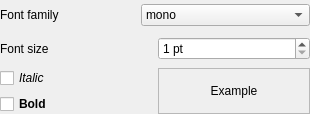
First picture: the form in resources/ui/widgets/font_widget.ui, repository open-cogsci/OpenSesame, before the edit.
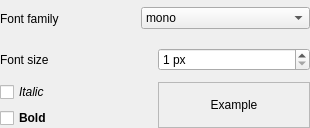
Second picture: the form after the edit.

Commit message: Use px (instead pt) as font-size units in GUI - Insofar as this is clearly specified, this matches the runtime behavior - Closes #332

```diff
--- a/resources/ui/widgets/font_widget.ui
+++ b/resources/ui/widgets/font_widget.ui
@@ -7,7 +7,7 @@
     <x>0</x>
     <y>0</y>
     <width>310</width>
-    <height>114</height>
+    <height>128</height>
    </rect>
   </property>
   <property name="windowTitle">
@@ -96,7 +96,7 @@
       <item>
        <widget class="QSpinBox" name="spinbox_size">
         <property name="suffix">
-         <string> pt</string>
+         <string> px</string>
         </property>
         <property name="minimum">
          <number>1</number>
```
The commit also changes 1 other file.
